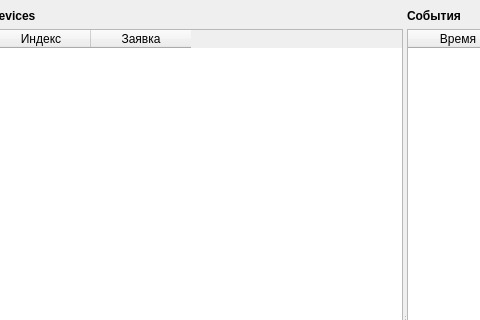
Old version of the form src/MainWindow/mainWindow.ui in the repository Hryapusek/aps-qt; both pictures show x 437 to 917 and y 0 to 320 of the 1390 by 695 pixel window.
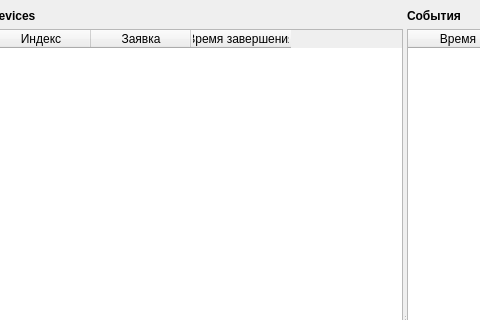
New version of the form.

Diff of the .ui file:
```diff
--- a/src/MainWindow/mainWindow.ui
+++ b/src/MainWindow/mainWindow.ui
@@ -124,6 +124,11 @@
                 <string>Заявка</string>
                </property>
               </column>
+              <column>
+               <property name="text">
+                <string>Время завершения</string>
+               </property>
+              </column>
              </widget>
             </item>
            </layout>
```
